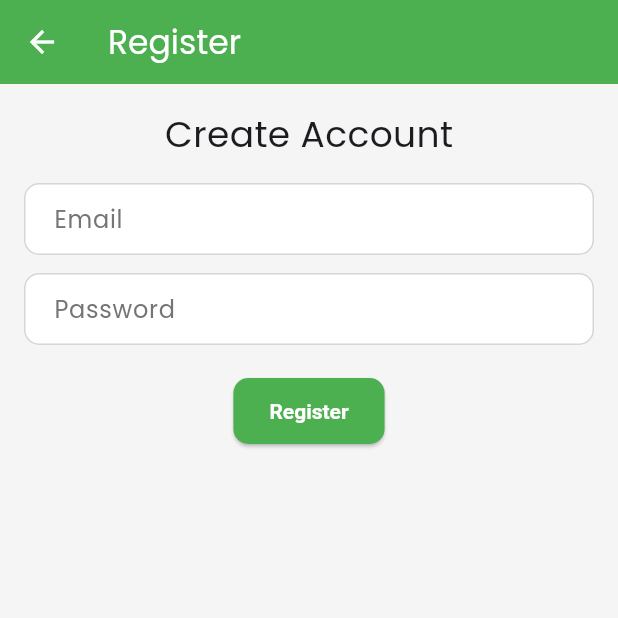
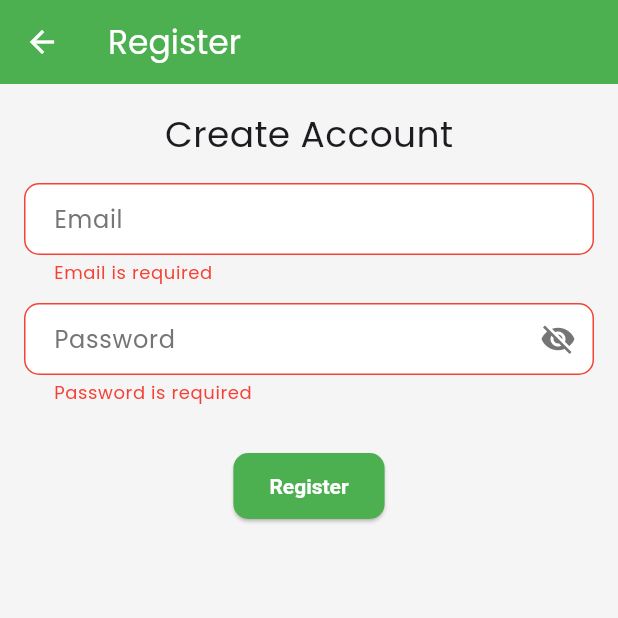
Before and after one commit to Jahir514/flutter, a Flutter app: the RegisterScreen screen opened by its route, after a tap on "Register", on a phone screen of 412 x 824 dp, the top half of it. Run offline on Flutter 3.47's test engine with Material 3 defaults, Android fonts, the phone set to English and light mode, and no system bars; our stand-ins replace flutter_riverpod, google_fonts.

Commit message:
registration form validate, password strength check addd

```diff
--- a/lib/features/auth/model/auth_state.dart
+++ b/lib/features/auth/model/auth_state.dart
@@ -13,7 +13,7 @@ class AuthState {
   }) {
     return AuthState(
       isLoading: isLoading ?? this.isLoading,
-      error: error,
+      error: error ?? this.error,
       user: user ?? this.user,
       token: token ?? this.token,
     );
--- a/lib/features/auth/screens/register_screen.dart
+++ b/lib/features/auth/screens/register_screen.dart
@@ -11,9 +11,23 @@ class RegisterScreen extends ConsumerStatefulWidget {
 }
 
 class _RegisterScreenState extends ConsumerState<RegisterScreen> {
+  final _formKey = GlobalKey<FormState>();
   final emailController = TextEditingController();
   final passwordController = TextEditingController();
+  bool _obscurePassword = true;
+  String _passwordStrengthLabel = '';
+  Color _strengthColor = Colors.grey;
 
+  //init state
+  @override
+  void initState() {
+    super.initState();
+    passwordController.addListener(() {
+      _checkPasswordStrength(passwordController.text);
+    });
+  }
+
+  //dispose state
   @override
   void dispose() {
     emailController.dispose();
@@ -21,20 +35,63 @@ class _RegisterScreenState extends ConsumerState<RegisterScreen> {
     super.dispose();
   }
 
+  //submit form method
+  void _submit() {
+    if (_formKey.currentState!.validate()) {
+      final email = emailController.text.trim();
+      final pass = passwordController.text.trim();
+
+      final authController = ref.read(authControllerProvider.notifier);
+      authController.emailRegistration(
+        email,
+        pass,
+        context,
+        onSuccess: () => {
+          Navigator.of(context).pushReplacementNamed('/dashboard'),
+        },
+      );
+    }
+  }
+
+  //password strength check method
+  void _checkPasswordStrength(String password) {
+    if (password.isEmpty) {
+      _passwordStrengthLabel = '';
+      _strengthColor = Colors.grey;
+    } else if (password.length < 3) {
+      _passwordStrengthLabel = 'Too short';
+      _strengthColor = Colors.red;
+    } else if (password.length < 5) {
+      _passwordStrengthLabel = 'Weak';
+      _strengthColor = Colors.orange;
+    } else if (!RegExp(r'[A-Z]').hasMatch(password) ||
+        !RegExp(r'[0-9]').hasMatch(password) ||
+        !RegExp(r'[!@#$%^&*(),.?":{}|<>]').hasMatch(password)) {
+      _passwordStrengthLabel = 'Medium';
+      _strengthColor = Colors.yellow[800]!;
+    } else {
+      _passwordStrengthLabel = 'Strong';
+      _strengthColor = Colors.green;
+    }
+
+    setState(() {}); // update UI
+  }
+
   @override
   Widget build(BuildContext context) {
     final authState = ref.watch(authControllerProvider);
-    final authController = ref.read(authControllerProvider.notifier);
 
     return Scaffold(
       appBar: AppBar(title: const Text("Register")),
       body: Padding(
         padding: const EdgeInsets.all(16),
+        child: Form(
+          key: _formKey,
           child: Column(
             children: [
               const Text("Create Account", style: TextStyle(fontSize: 24)),
               const SizedBox(height: 16),
-            TextField(
+              TextFormField(
                 controller: emailController,
                 decoration: InputDecoration(
                   labelText: "Email",
@@ -43,28 +100,99 @@ class _RegisterScreenState extends ConsumerState<RegisterScreen> {
                     borderSide: BorderSide(color: AppColors.primary),
                   ),
                 ),
+                validator: (value) {
+                  if (value == null || value.trim().isEmpty) {
+                    return 'Email is required';
+                  }
+                  if (!RegExp(r'^[^@]+@[^@]+\.[^@]+').hasMatch(value)) {
+                    return 'Enter a valid email';
+                  }
+                  return null;
+                },
               ),
               const SizedBox(height: 12),
-            TextField(
+              TextFormField(
                 controller: passwordController,
-              obscureText: true,
+                obscureText: _obscurePassword,
                 decoration: InputDecoration(
                   labelText: "Password",
                   labelStyle: const TextStyle(color: AppColors.textSecondary),
                   focusedBorder: const OutlineInputBorder(
                     borderSide: BorderSide(color: AppColors.primary),
                   ),
+                  suffixIcon: IconButton(
+                    icon: Icon(
+                      _obscurePassword
+                          ? Icons.visibility_off
+                          : Icons.visibility,
+                      color: AppColors.textSecondary,
+                    ),
+                    onPressed: () {
+                      setState(() {
+                        _obscurePassword = !_obscurePassword;
+                      });
+                    },
+                  ),
+                ),
+                validator: (value) {
+                  if (value == null || value.trim().isEmpty) {
+                    return 'Password is required';
+                  }
+                  if (value.length < 6) {
+                    return 'Password must be at least 6 characters';
+                  }
+                  return null;
+                },
+              ),
+              if (passwordController.text.isNotEmpty)
+                Column(
+                  children: [
+                    const SizedBox(height: 8),
+                    Row(
+                      children: [
+                        Expanded(
+                          child: LinearProgressIndicator(
+                            value: _passwordStrengthLabel == 'Strong'
+                                ? 1.0
+                                : _passwordStrengthLabel == 'Medium'
+                                ? 0.66
+                                : _passwordStrengthLabel == 'Weak'
+                                ? 0.33
+                                : 0.1,
+                            backgroundColor: Colors.grey[300],
+                            valueColor: AlwaysStoppedAnimation<Color>(
+                              _strengthColor,
+                            ),
+                            minHeight: 5,
+                          ),
+                        ),
+                        const SizedBox(width: 12),
+                        Text(
+                          _passwordStrengthLabel,
+                          style: TextStyle(
+                            color: _strengthColor,
+                            fontWeight: FontWeight.w600,
+                          ),
+                        ),
+                      ],
+                    ),
+                  ],
+                ),
+              const SizedBox(height: 10),
+              if (authState.error != null)
+                Padding(
+                  padding: const EdgeInsets.only(top: 12),
+                  child: Text(
+                    authState.error!,
+                    style: const TextStyle(
+                      color: Colors.red,
+                      fontWeight: FontWeight.w500,
+                    ),
                   ),
                 ),
               const SizedBox(height: 20),
               ElevatedButton(
-              onPressed: authState.isLoading
-                  ? null
-                  : () {
-                      final email = emailController.text.trim();
-                      final pass = passwordController.text.trim();
-                      authController.emailRegistration(email, pass, context);
-                    },
+                onPressed: authState.isLoading ? null : _submit,
                 child: authState.isLoading
                     ? const CircularProgressIndicator()
                     : const Text("Register"),
@@ -72,6 +200,7 @@ class _RegisterScreenState extends ConsumerState<RegisterScreen> {
             ],
           ),
         ),
+      ),
     );
   }
 }
```
Also changed, not shown: lib/core/utils/snackbar_util.dart (added, +25 -0 lines), lib/features/auth/controllers/auth_controller.dart (+19 -4 lines). Lines whose indentation alone changed are shown as unchanged.
